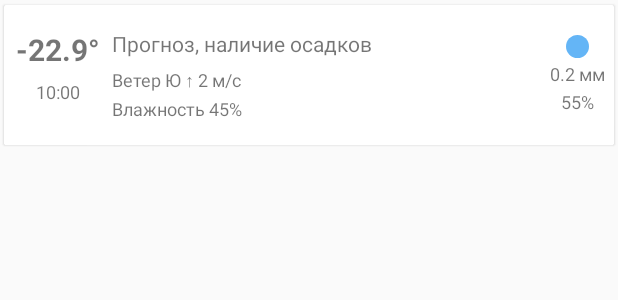
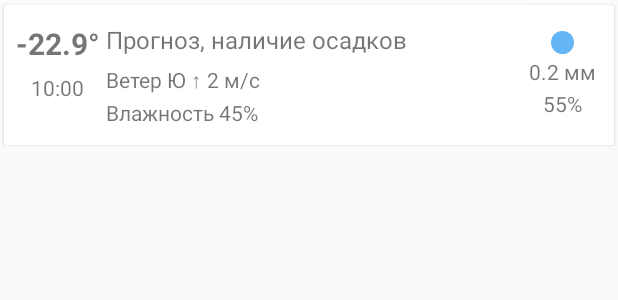
Before and after one commit to runtep/simpleweather, an Android app: the layout hourly_item.xml on its own in the app's theme, with its tools: preview values and no code run, on a phone screen of 412 x 824 dp. Shown: the top 300 px of the screen. Run offline under Robolectric (Android 15) with nearby library versions, the phone set to English and light mode, and no system bars.

Commit message:
Minor update of layouts
* removed redudnant entries
* increased text size for each item by 2sp
* moved text dimensions to a dedicated file

```diff
--- a/app/src/main/res/layout/hourly_item.xml
+++ b/app/src/main/res/layout/hourly_item.xml
@@ -15,16 +15,17 @@
         android:layout_height="wrap_content"
         android:baselineAligned="false"
         android:orientation="horizontal"
-        android:paddingTop="16dp"
-        android:paddingBottom="16dp">
+        android:paddingTop="12dp"
+        android:paddingBottom="12dp"
+        android:paddingLeft="6dp"
+        android:paddingRight="12dp"
+        tools:ignore="RtlHardcoded">
 
         <LinearLayout
             android:layout_width="wrap_content"
             android:layout_height="wrap_content"
             android:gravity="center"
-            android:orientation="vertical"
-            android:paddingLeft="6dp"
-            android:paddingRight="6dp">
+            android:orientation="vertical">
 
             <TextView
                 android:id="@+id/hiTemperature"
@@ -32,7 +33,7 @@
                 android:layout_height="wrap_content"
                 android:gravity="center_horizontal"
                 android:textAlignment="center"
-                android:textSize="20sp"
+                android:textSize="@dimen/tempSecondary"
                 android:textStyle="bold"
                 tools:text="-22.9°" />
 
@@ -47,7 +48,7 @@
                 android:layout_gravity="center_horizontal"
                 android:gravity="bottom"
                 android:textAlignment="center"
-                android:textSize="12sp"
+                android:textSize="@dimen/detailSecondary"
                 android:textStyle="normal"
                 tools:text="10:00" />
         </LinearLayout>
@@ -55,6 +56,8 @@
         <LinearLayout
             android:layout_width="0dp"
             android:layout_height="wrap_content"
+            android:paddingLeft="2dp"
+            android:paddingRight="2dp"
             android:layout_gravity="top"
             android:layout_weight="1"
             android:orientation="vertical">
@@ -63,7 +66,7 @@
                 android:id="@+id/hiDescription"
                 android:layout_width="match_parent"
                 android:layout_height="match_parent"
-                android:textSize="14sp"
+                android:textSize="@dimen/detailPrimary"
                 tools:text="Прогноз, наличие осадков" />
 
             <Space
@@ -74,7 +77,7 @@
                 android:id="@+id/hiWind"
                 android:layout_width="match_parent"
                 android:layout_height="match_parent"
-                android:textSize="12sp"
+                android:textSize="@dimen/detailSecondary"
                 tools:text="Ветер Ю &#x2191; 2 м/с" />
 
             <Space
@@ -85,7 +88,7 @@
                 android:id="@+id/hiHumidityLevel"
                 android:layout_width="match_parent"
                 android:layout_height="match_parent"
-                android:textSize="12sp"
+                android:textSize="@dimen/detailSecondary"
                 tools:text="Влажность 45%" />
         </LinearLayout>
 
@@ -93,8 +96,7 @@
             android:layout_width="wrap_content"
             android:layout_height="wrap_content"
             android:layout_gravity="center"
-            android:orientation="vertical"
-            android:paddingRight="6dp">
+            android:orientation="vertical">
 
             <ImageView
                 android:id="@+id/oval"
@@ -114,7 +116,7 @@
                 android:layout_height="wrap_content"
                 android:layout_gravity="center_horizontal"
                 android:textAlignment="center"
-                android:textSize="12sp"
+                android:textSize="@dimen/detailSecondary"
                 android:textStyle="normal"
                 tools:text="0.2 мм" />
 
@@ -128,7 +130,7 @@
                 android:layout_height="wrap_content"
                 android:layout_gravity="center_horizontal"
                 android:textAlignment="center"
-                android:textSize="12sp"
+                android:textSize="@dimen/detailSecondary"
                 android:textStyle="normal"
                 tools:text="55%" />
         </LinearLayout>
--- a/app/src/main/res/layout/list_divider.xml
+++ b/app/src/main/res/layout/list_divider.xml
@@ -13,7 +13,7 @@
         android:gravity="center_horizontal"
         android:padding="16dp"
         android:textAlignment="center"
-        android:textSize="16sp"
+        android:textSize="@dimen/dateTitle"
         android:textStyle="bold"
         tools:text="28 января" />
 </LinearLayout>
--- a/app/src/main/res/layout/sticky_header.xml
+++ b/app/src/main/res/layout/sticky_header.xml
@@ -22,7 +22,7 @@
             android:gravity="center_horizontal"
             android:padding="6dp"
             android:textAlignment="center"
-            android:textSize="16sp"
+            android:textSize="@dimen/dateTitle"
             android:textStyle="bold"
             tools:text="28 января" />
     </androidx.cardview.widget.CardView>
--- /dev/null
+++ b/app/src/main/res/values/dimensions.xml
@@ -0,0 +1,8 @@
+<?xml version="1.0" encoding="utf-8"?>
+<resources>
+    <dimen name="tempPrimary">30sp</dimen>
+    <dimen name="tempSecondary">20sp</dimen>
+    <dimen name="dateTitle">18sp</dimen>
+    <dimen name="detailPrimary">16sp</dimen>
+    <dimen name="detailSecondary">14sp</dimen>
+</resources>
```
Also changed, not shown: app/src/main/res/layout/daily_item.xml (+23 -19 lines), app/src/main/res/layout/suggestion.xml (deleted, +0 -29 lines).
